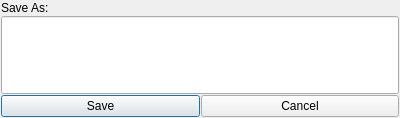
Before: the Qt Designer form ui/save-as.ui in berndhs/egalite, drawn with Qt 5.
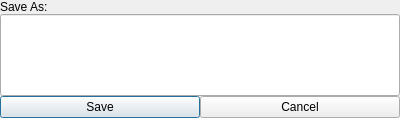
After: the same form once the commit is applied. Icons and pictures are not drawn.

Commit message: even smaller margins - I want content, not margins

```diff
--- a/ui/save-as.ui
+++ b/ui/save-as.ui
@@ -56,7 +56,7 @@
    </item>
   </layout>
  </widget>
- <layoutdefault spacing="1" margin="1"/>
+ <layoutdefault spacing="0" margin="0"/>
  <resources>
   <include location="../dchat.qrc"/>
  </resources>
```
The commit also changes 18 other files.
